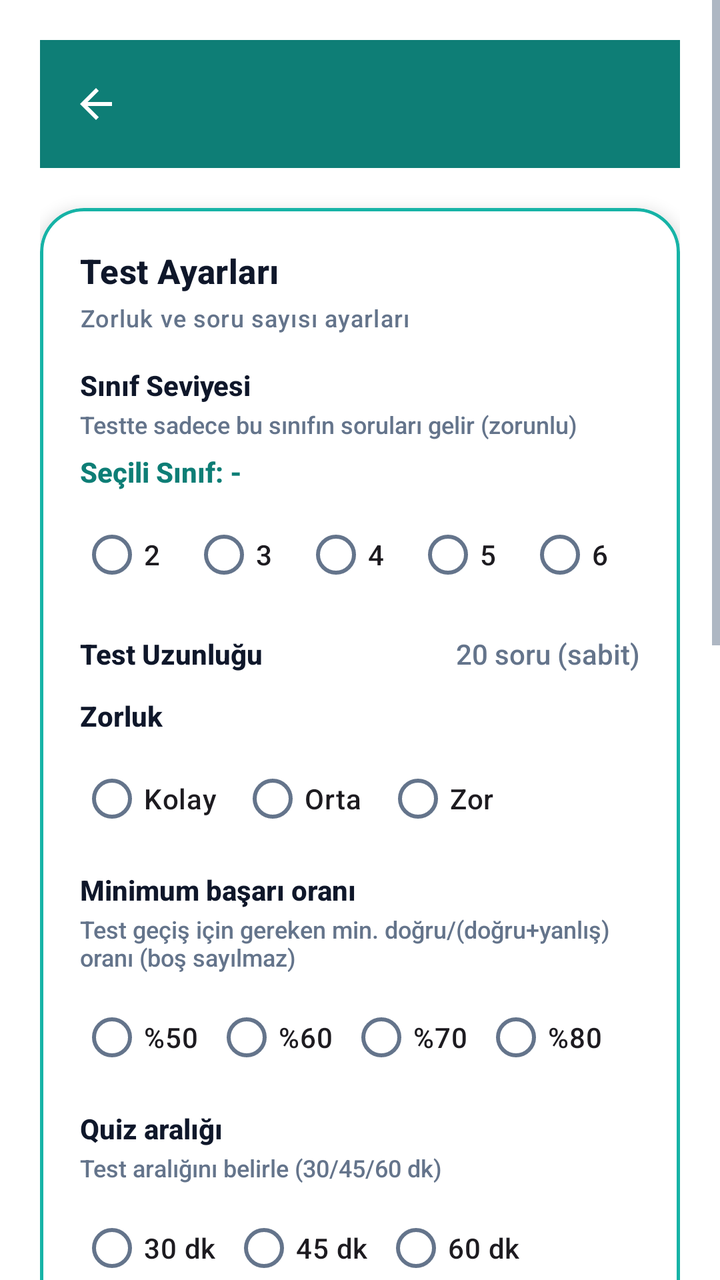
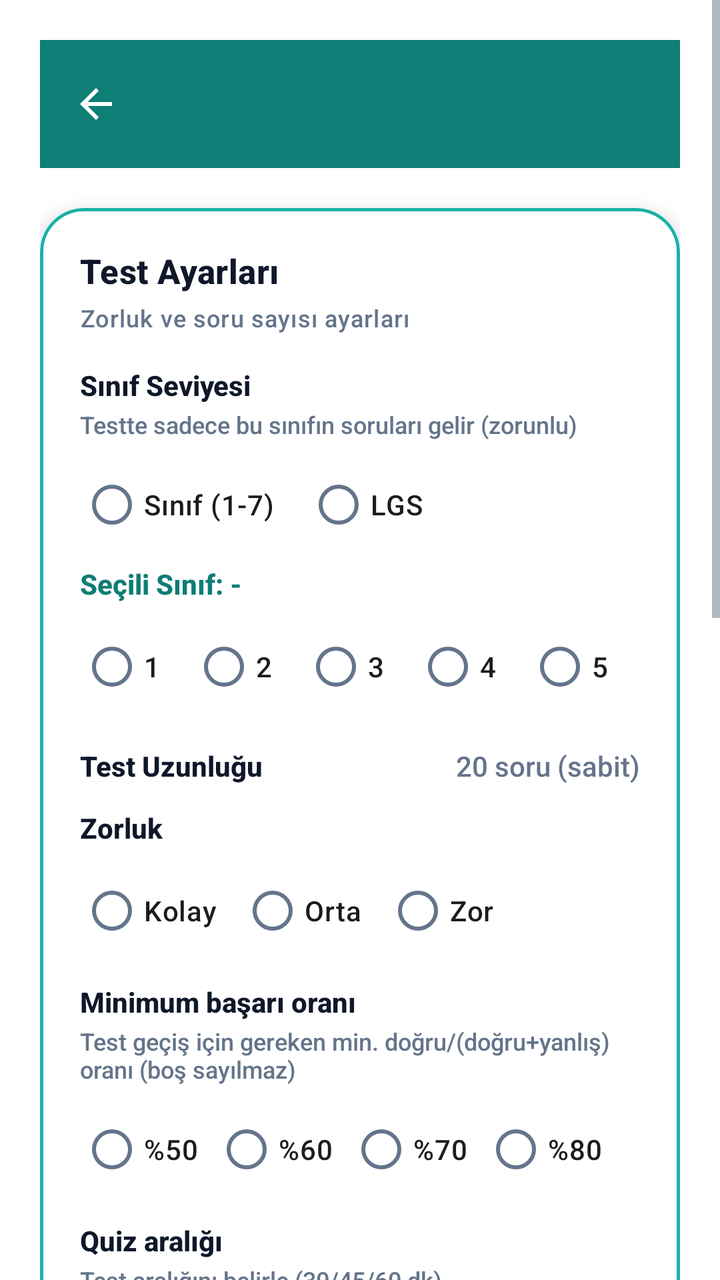

Two renders of the same Android screen: before a commit and after it. Below are the layout's source before the change and the commit's diff.
<!-- AndroidManifest.xml: application theme Theme.BrainBuddy -->
<!-- res/layout/activity_test_settings.xml -->
<?xml version="1.0" encoding="utf-8"?>
<ScrollView xmlns:android="http://schemas.android.com/apk/res/android"
    xmlns:app="http://schemas.android.com/apk/res-auto"
    android:layout_width="match_parent"
    android:layout_height="match_parent"
    android:fillViewport="true"
    android:background="@color/white">

    <LinearLayout
        android:layout_width="match_parent"
        android:layout_height="wrap_content"
        android:orientation="vertical"
        android:padding="20dp">

        
        <com.google.android.material.appbar.MaterialToolbar
            android:id="@+id/toolbar"
            android:layout_width="match_parent"
            android:layout_height="?attr/actionBarSize"
            android:background="@color/bb_turquoise_dark"
            app:titleTextColor="@color/white"
            app:navigationIcon="?attr/homeAsUpIndicator"
            app:navigationIconTint="@color/white" />

        
        <com.google.android.material.card.MaterialCardView
            android:id="@+id/cardTestSettings"
            style="@style/Widget.BrainBuddy.AppCardWhite"
            android:layout_width="match_parent"
            android:layout_height="wrap_content"
            android:layout_marginTop="20dp">

            <LinearLayout
                android:layout_width="match_parent"
                android:layout_height="wrap_content"
                android:orientation="vertical"
                android:padding="20dp">

                <TextView
                    android:layout_width="match_parent"
                    android:layout_height="wrap_content"
                    android:text="@string/settings_test_settings"
                    android:textAppearance="@style/TextAppearance.BrainBuddy.AppTitle" />

                <TextView
                    android:layout_width="match_parent"
                    android:layout_height="wrap_content"
                    android:layout_marginTop="4dp"
                    android:text="@string/settings_test_sub"
                    android:textAppearance="@style/TextAppearance.BrainBuddy.AppSubtitle" />

                
                <LinearLayout
                    android:layout_width="match_parent"
                    android:layout_height="wrap_content"
                    android:layout_marginTop="16dp"
                    android:orientation="vertical">

                    <TextView
                        android:layout_width="match_parent"
                        android:layout_height="wrap_content"
                        android:text="@string/settings_grade_level"
                        android:textSize="14sp"
                        android:textStyle="bold"
                        android:textColor="@color/bb_text" />

                    <TextView
                        android:layout_width="match_parent"
                        android:layout_height="wrap_content"
                        android:layout_marginTop="2dp"
                        android:text="@string/settings_grade_level_sub"
                        android:textSize="12sp"
                        android:textColor="@color/bb_text_muted" />

                    <TextView
                        android:id="@+id/tvSelectedGrade"
                        android:layout_width="match_parent"
                        android:layout_height="wrap_content"
                        android:layout_marginTop="6dp"
                        android:text="Seçili Sınıf: -"
                        android:textSize="14sp"
                        android:textStyle="bold"
                        android:textColor="@color/bb_turquoise_dark" />

                    <RadioGroup
                        android:id="@+id/testGradeGroup"
                        android:layout_width="match_parent"
                        android:layout_height="wrap_content"
                        android:layout_marginTop="8dp"
                        android:orientation="horizontal">

                        <RadioButton
                            android:id="@+id/testGrade2"
                            android:layout_width="wrap_content"
                            android:layout_height="wrap_content"
                            android:text="2"
                            android:textSize="14sp" />

                        <RadioButton
                            android:id="@+id/testGrade3"
                            android:layout_width="wrap_content"
                            android:layout_height="wrap_content"
                            android:layout_marginStart="8dp"
                            android:text="3"
                            android:textSize="14sp" />

                        <RadioButton
                            android:id="@+id/testGrade4"
                            android:layout_width="wrap_content"
                            android:layout_height="wrap_content"
                            android:layout_marginStart="8dp"
                            android:text="4"
                            android:textSize="14sp" />

                        <RadioButton
                            android:id="@+id/testGrade5"
                            android:layout_width="wrap_content"
                            android:layout_height="wrap_content"
                            android:layout_marginStart="8dp"
                            android:text="5"
                            android:textSize="14sp" />

                        <RadioButton
                            android:id="@+id/testGrade6"
                            android:layout_width="wrap_content"
                            android:layout_height="wrap_content"
                            android:layout_marginStart="8dp"
                            android:text="6"
                            android:textSize="14sp" />

                        <RadioButton
                            android:id="@+id/testGrade7"
                            android:layout_width="wrap_content"
                            android:layout_height="wrap_content"
                            android:layout_marginStart="8dp"
                            android:text="7"
                            android:textSize="14sp" />

                        <RadioButton
                            android:id="@+id/testGrade8"
                            android:layout_width="wrap_content"
                            android:layout_height="wrap_content"
                            android:layout_marginStart="8dp"
                            android:text="8"
                            android:textSize="14sp" />
                    </RadioGroup>
                </LinearLayout>

                
                <LinearLayout
                    android:layout_width="match_parent"
                    android:layout_height="wrap_content"
                    android:layout_marginTop="16dp"
                    android:orientation="horizontal"
                    android:gravity="center_vertical">

                    <TextView
                        android:layout_width="0dp"
                        android:layout_height="wrap_content"
                        android:layout_weight="1"
                        android:text="Test Uzunluğu"
                        android:textSize="14sp"
                        android:textStyle="bold"
                        android:textColor="@color/bb_text" />

                    <TextView
                        android:layout_width="wrap_content"
                        android:layout_height="wrap_content"
                        android:text="20 soru (sabit)"
                        android:textSize="14sp"
                        android:textColor="@color/bb_text_muted" />
                </LinearLayout>

                
                <LinearLayout
                    android:layout_width="match_parent"
                    android:layout_height="wrap_content"
                    android:layout_marginTop="12dp"
                    android:orientation="vertical">

                    <TextView
                        android:layout_width="match_parent"
                        android:layout_height="wrap_content"
                        android:text="Zorluk"
                        android:textSize="14sp"
                        android:textStyle="bold"
                        android:textColor="@color/bb_text" />

                    <RadioGroup
                        android:id="@+id/testDifficultyGroup"
                        android:layout_width="match_parent"
                        android:layout_height="wrap_content"
                        android:layout_marginTop="8dp"
                        android:orientation="horizontal">

                        <RadioButton
                            android:id="@+id/testDiffEasy"
                            android:layout_width="wrap_content"
                            android:layout_height="wrap_content"
                            android:text="Kolay"
                            android:textSize="14sp" />

                        <RadioButton
                            android:id="@+id/testDiffMedium"
                            android:layout_width="wrap_content"
                            android:layout_height="wrap_content"
                            android:layout_marginStart="12dp"
                            android:text="Orta"
                            android:textSize="14sp" />

                        <RadioButton
                            android:id="@+id/testDiffHard"
                            android:layout_width="wrap_content"
                            android:layout_height="wrap_content"
                            android:layout_marginStart="12dp"
                            android:text="Zor"
                            android:textSize="14sp" />
                    </RadioGroup>
                </LinearLayout>

                
                <LinearLayout
                    android:layout_width="match_parent"
                    android:layout_height="wrap_content"
                    android:layout_marginTop="12dp"
                    android:orientation="vertical">

                    <TextView
                        android:layout_width="match_parent"
                        android:layout_height="wrap_content"
                        android:text="@string/settings_min_success_rate"
                        android:textSize="14sp"
                        android:textStyle="bold"
                        android:textColor="@color/bb_text" />

                    <TextView
                        android:layout_width="match_parent"
                        android:layout_height="wrap_content"
                        android:layout_marginTop="2dp"
                        android:text="@string/settings_min_success_rate_sub"
                        android:textSize="12sp"
                        android:textColor="@color/bb_text_muted" />

                    <RadioGroup
                        android:id="@+id/testSuccessRateGroup"
                        android:layout_width="match_parent"
                        android:layout_height="wrap_content"
                        android:layout_marginTop="8dp"
                        android:orientation="horizontal">

                        <RadioButton
                            android:id="@+id/testSuccessRate50"
                            android:layout_width="wrap_content"
                            android:layout_height="wrap_content"
                            android:text="@string/success_rate_50"
                            android:textSize="14sp" />

                        <RadioButton
                            android:id="@+id/testSuccessRate60"
                            android:layout_width="wrap_content"
                            android:layout_height="wrap_content"
                            android:layout_marginStart="8dp"
                            android:text="@string/success_rate_60"
                            android:textSize="14sp" />

                        <RadioButton
                            android:id="@+id/testSuccessRate70"
                            android:layout_width="wrap_content"
                            android:layout_height="wrap_content"
                            android:layout_marginStart="8dp"
                            android:text="@string/success_rate_70"
                            android:textSize="14sp" />

                        <RadioButton
                            android:id="@+id/testSuccessRate80"
                            android:layout_width="wrap_content"
                            android:layout_height="wrap_content"
                            android:layout_marginStart="8dp"
                            android:text="@string/success_rate_80"
                            android:textSize="14sp" />
                    </RadioGroup>
                </LinearLayout>

                
                <LinearLayout
                    android:layout_width="match_parent"
                    android:layout_height="wrap_content"
                    android:layout_marginTop="12dp"
                    android:orientation="vertical">

                    <TextView
                        android:layout_width="match_parent"
                        android:layout_height="wrap_content"
                        android:text="@string/settings_quiz_interval"
                        android:textSize="14sp"
                        android:textStyle="bold"
                        android:textColor="@color/bb_text" />

                    <TextView
                        android:layout_width="match_parent"
                        android:layout_height="wrap_content"
                        android:layout_marginTop="2dp"
                        android:text="@string/settings_quiz_interval_sub"
                        android:textSize="12sp"
                        android:textColor="@color/bb_text_muted" />

                    <RadioGroup
                        android:id="@+id/testQuizIntervalGroup"
                        android:layout_width="match_parent"
                        android:layout_height="wrap_content"
                        android:layout_marginTop="8dp"
                        android:orientation="horizontal">

                        <RadioButton
                            android:id="@+id/testInterval30"
                            android:layout_width="wrap_content"
                            android:layout_height="wrap_content"
                            android:text="@string/interval_30"
                            android:textSize="14sp" />

                        <RadioButton
                            android:id="@+id/testInterval45"
                            android:layout_width="wrap_content"
                            android:layout_height="wrap_content"
                            android:layout_marginStart="8dp"
                            android:text="@string/interval_45"
                            android:textSize="14sp" />

                        <RadioButton
                            android:id="@+id/testInterval60"
                            android:layout_width="wrap_content"
                            android:layout_height="wrap_content"
                            android:layout_marginStart="8dp"
                            android:text="@string/interval_60"
                            android:textSize="14sp" />
                    </RadioGroup>
                </LinearLayout>
            </LinearLayout>
        </com.google.android.material.card.MaterialCardView>

        
        <com.google.android.material.card.MaterialCardView
            android:id="@+id/cardPacks"
            style="@style/Widget.BrainBuddy.AppCardWhite"
            android:layout_width="match_parent"
            android:layout_height="wrap_content"
            android:layout_marginTop="16dp">

            <LinearLayout
                android:layout_width="match_parent"
                android:layout_height="wrap_content"
                android:orientation="vertical"
                android:padding="20dp">

                <TextView
                    android:layout_width="match_parent"
                    android:layout_height="wrap_content"
                    android:text="@string/parent_question_packs"
                    android:textAppearance="@style/TextAppearance.BrainBuddy.AppTitle" />

                <TextView
                    android:layout_width="match_parent"
                    android:layout_height="wrap_content"
                    android:layout_marginTop="4dp"
                    android:text="@string/parent_question_packs_sub"
                    android:textAppearance="@style/TextAppearance.BrainBuddy.AppSubtitle" />

                <LinearLayout
                    android:layout_width="match_parent"
                    android:layout_height="wrap_content"
                    android:layout_marginTop="16dp"
                    android:orientation="horizontal"
                    android:gravity="center_vertical">

                    <LinearLayout
                        android:layout_width="0dp"
                        android:layout_height="wrap_content"
                        android:layout_weight="1"
                        android:orientation="vertical">

                        <TextView
                            android:layout_width="match_parent"
                            android:layout_height="wrap_content"
                            android:text="@string/settings_exam_packs"
                            android:textSize="14sp"
                            android:textStyle="bold"
                            android:textColor="@color/bb_text" />

                        <TextView
                            android:layout_width="match_parent"
                            android:layout_height="wrap_content"
                            android:layout_marginTop="2dp"
                            android:text="@string/settings_exam_packs_sub"
                            android:textSize="12sp"
                            android:textColor="@color/bb_text_muted" />
                    </LinearLayout>

                    <com.google.android.material.button.MaterialButton
                        android:id="@+id/btnExamPacks"
                        style="@style/BBButtonAlt"
                        android:layout_width="wrap_content"
                        android:layout_height="wrap_content"
                        android:text="Paketleri Yönet"
                        android:minWidth="0dp"
                        android:minHeight="0dp"
                        android:paddingHorizontal="16dp" />
                </LinearLayout>

                <com.google.android.material.button.MaterialButton
                    android:id="@+id/btnPoolStatus"
                    style="@style/BBButtonAlt"
                    android:layout_width="match_parent"
                    android:layout_height="wrap_content"
                    android:layout_marginTop="12dp"
                    android:text="@string/pool_status_button"
                    android:textAllCaps="false" />
            </LinearLayout>
        </com.google.android.material.card.MaterialCardView>

        
        <com.google.android.material.card.MaterialCardView
            android:id="@+id/cardEducation"
            style="@style/Widget.BrainBuddy.AppCardWhite"
            android:layout_width="match_parent"
            android:layout_height="wrap_content"
            android:layout_marginTop="16dp"
            android:layout_marginBottom="24dp">

            <LinearLayout
                android:layout_width="match_parent"
                android:layout_height="wrap_content"
                android:orientation="vertical"
                android:padding="20dp">

                <TextView
                    android:layout_width="match_parent"
                    android:layout_height="wrap_content"
                    android:text="@string/settings_section_education"
                    android:textAppearance="@style/TextAppearance.BrainBuddy.AppTitle" />

                <TextView
                    android:layout_width="match_parent"
                    android:layout_height="wrap_content"
                    android:layout_marginTop="4dp"
                    android:text="Test dışı modüller ve pratik kısayollar"
                    android:textAppearance="@style/TextAppearance.BrainBuddy.AppSubtitle" />

                
                <com.google.android.material.button.MaterialButton
                    android:id="@+id/btnJuniorModule"
                    style="@style/BB.Button"
                    android:layout_width="match_parent"
                    android:layout_height="wrap_content"
                    android:layout_marginTop="16dp"
                    android:text="@string/settings_junior_title"
                    android:textAllCaps="false" />

                
                <com.google.android.material.button.MaterialButton
                    android:id="@+id/btnMiniTest"
                    style="@style/BBButtonAlt"
                    android:layout_width="match_parent"
                    android:layout_height="wrap_content"
                    android:layout_marginTop="12dp"
                    android:text="@string/btn_practice"
                    android:textAllCaps="false" />

                
                <com.google.android.material.button.MaterialButton
                    android:id="@+id/btnWorkOnWrongs"
                    style="@style/BBButtonAlt"
                    android:layout_width="match_parent"
                    android:layout_height="wrap_content"
                    android:layout_marginTop="12dp"
                    android:text="@string/parent_review_wrong"
                    android:textAllCaps="false" />
            </LinearLayout>
        </com.google.android.material.card.MaterialCardView>
    </LinearLayout>
</ScrollView>
<!-- resources referenced by this layout -->
<resources>
  <color name="bb_text">@color/textPrimary</color>
  <color name="bb_text_muted">@color/textSecondary</color>
  <color name="bb_turquoise_dark">@color/emeraldDark</color>
  <color name="white">#FFFFFF</color>
  <string name="btn_practice">Pratik Yap (Mini Test)</string>
  <string name="interval_30">30 dk</string>
  <string name="interval_45">45 dk</string>
  <string name="interval_60">60 dk</string>
  <string name="parent_question_packs">Soru Paketleri</string>
  <string name="parent_question_packs_sub">LGS / TYT / AYT / Junior</string>
  <string name="parent_review_wrong">Yanlış Cevapları İncele</string>
  <string name="pool_status_button">Havuz Durumu (6. Sınıf)</string>
  <string name="settings_exam_packs">Sınav Paketleri (LGS/TYT/AYT)</string>
  <string name="settings_exam_packs_sub">LGS, TYT, AYT sınav paketleri</string>
  <string name="settings_grade_level">Sınıf Seviyesi</string>
  <string name="settings_grade_level_sub">Testte sadece bu sınıfın soruları gelir (zorunlu)</string>
  <string name="settings_junior_title">BrainBuddy Junior</string>
  <string name="settings_min_success_rate">Minimum başarı oranı</string>
  <string name="settings_min_success_rate_sub">Test geçiş için gereken min. doğru/(doğru+yanlış) oranı (boş sayılmaz)</string>
  <string name="settings_quiz_interval">Quiz aralığı</string>
  <string name="settings_quiz_interval_sub">Test aralığını belirle (30/45/60 dk)</string>
  <string name="settings_section_education">🎓 Öğrenci &amp; Eğitim</string>
  <string name="settings_test_settings">Test Ayarları</string>
  <string name="settings_test_sub">Zorluk ve soru sayısı ayarları</string>
  <string name="success_rate_50">%50</string>
  <string name="success_rate_60">%60</string>
  <string name="success_rate_70">%70</string>
  <string name="success_rate_80">%80</string>
  <style name="BB.Button" parent="BBButton" />
  <style name="TextAppearance.BrainBuddy.AppSubtitle" parent="TextAppearance.Material3.BodySmall">
          <item name="android:textSize">12sp</item>
          <item name="android:textColor">@color/app_subtitle</item>
      </style>
  <style name="TextAppearance.BrainBuddy.AppTitle" parent="TextAppearance.Material3.TitleMedium">
          <item name="android:textSize">17sp</item>
          <item name="android:textStyle">bold</item>
          <item name="android:textColor">@color/app_title</item>
      </style>
  <color name="textPrimary">#0F172A</color>
  <color name="textSecondary">#64748B</color>
  <color name="emeraldDark">#0E7E76</color>
  <color name="app_subtitle">@color/textSecondary</color>
  <color name="app_title">@color/textPrimary</color>
  <dimen name="app_card_radius">22dp</dimen>
  <dimen name="app_card_elevation">5dp</dimen>
  <color name="emerald_primary">@color/emerald</color>
  <dimen name="app_card_stroke_width">1.5dp</dimen>
  <color name="bb_primary">@color/emerald</color>
  <color name="bb_secondary">@color/emeraldDark</color>
  <color name="bb_accent">@color/emerald</color>
  <color name="black">#000000</color>
  <color name="bb_error">@color/danger</color>
  <color name="bb_bg">@color/emeraldSoft</color>
  <color name="bb_surface_container">@color/emerald_surface</color>
  <color name="bb_outline_variant">@color/emerald_primary</color>
  <color name="emerald_light">@color/emeraldSoft</color>
  <color name="emerald_dark">@color/emeraldDark</color>
  <!-- drawable bg_gradient (drawable) -->
  <?xml version="1.0" encoding="utf-8"?>
  <layer-list xmlns:android="http://schemas.android.com/apk/res/android">
      <item>
          <shape>
              <gradient
                  android:angle="270"
                  android:startColor="@color/emerald_light"
                  android:endColor="@color/emerald_surface"/>
          </shape>
      </item>
  </layer-list>
  <color name="emerald">#16B3A6</color>
  <color name="danger">#EF4444</color>
  <color name="emeraldSoft">#E6FAF7</color>
  <color name="emerald_surface">#F5FFFD</color>
  <!-- unchanged entries left out for length: 4 -->
</resources>

<!-- the commit's change to res/layout/activity_test_settings.xml (unified diff, before → after) -->
@@ -72,6 +72,30 @@
                         android:textSize="12sp"
                         android:textColor="@color/bb_text_muted" />
 
+                    
+                    <RadioGroup
+                        android:id="@+id/testModeGroup"
+                        android:layout_width="match_parent"
+                        android:layout_height="wrap_content"
+                        android:layout_marginTop="8dp"
+                        android:orientation="horizontal">
+
+                        <RadioButton
+                            android:id="@+id/testModeGrade"
+                            android:layout_width="wrap_content"
+                            android:layout_height="wrap_content"
+                            android:text="Sınıf (1-7)"
+                            android:textSize="14sp" />
+
+                        <RadioButton
+                            android:id="@+id/testModeLGS"
+                            android:layout_width="wrap_content"
+                            android:layout_height="wrap_content"
+                            android:layout_marginStart="16dp"
+                            android:text="LGS"
+                            android:textSize="14sp" />
+                    </RadioGroup>
+
                     <TextView
                         android:id="@+id/tvSelectedGrade"
                         android:layout_width="match_parent"
@@ -87,12 +111,21 @@
                         android:layout_width="match_parent"
                         android:layout_height="wrap_content"
                         android:layout_marginTop="8dp"
-                        android:orientation="horizontal">
+                        android:orientation="horizontal"
+                        android:visibility="visible">
+
+                        <RadioButton
+                            android:id="@+id/testGrade1"
+                            android:layout_width="wrap_content"
+                            android:layout_height="wrap_content"
+                            android:text="1"
+                            android:textSize="14sp" />
 
                         <RadioButton
                             android:id="@+id/testGrade2"
                             android:layout_width="wrap_content"
                             android:layout_height="wrap_content"
+                            android:layout_marginStart="8dp"
                             android:text="2"
                             android:textSize="14sp" />
 
@@ -134,14 +167,6 @@
                             android:layout_height="wrap_content"
                             android:layout_marginStart="8dp"
                             android:text="7"
-                            android:textSize="14sp" />
-
-                        <RadioButton
-                            android:id="@+id/testGrade8"
-                            android:layout_width="wrap_content"
-                            android:layout_height="wrap_content"
-                            android:layout_marginStart="8dp"
-                            android:text="8"
                             android:textSize="14sp" />
                     </RadioGroup>
                 </LinearLayout>
<!-- resource entries referenced after the edit -->
@@ -9,7 +9,7 @@
   <string name="interval_45">45 dk</string>
   <string name="interval_60">60 dk</string>
   <string name="parent_question_packs">Soru Paketleri</string>
-  <string name="parent_question_packs_sub">LGS / TYT / AYT / Junior</string>
+  <string name="parent_question_packs_sub">LGS / TYT / AYT / 1–7. sınıf</string>
   <string name="parent_review_wrong">Yanlış Cevapları İncele</string>
   <string name="pool_status_button">Havuz Durumu (6. Sınıf)</string>
   <string name="settings_exam_packs">Sınav Paketleri (LGS/TYT/AYT)</string>
